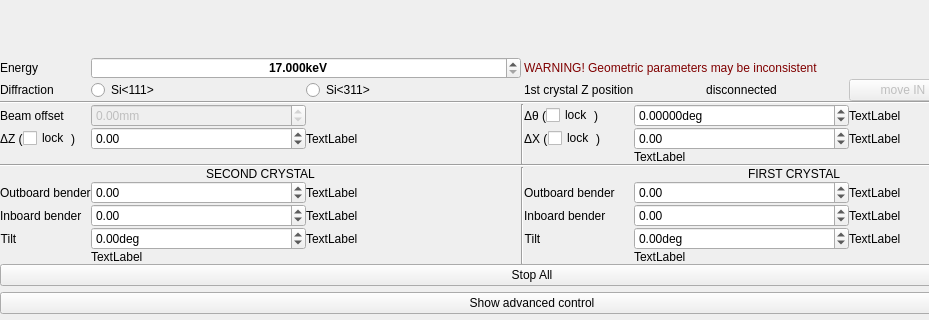
Before: the Qt Designer form mono/monoGui/monoGui.ui in MatthewJCameron/imbl, drawn with Qt 5; both pictures show x 0 to 929 and y 151 to 471 of the 1064 by 471 pixel window.
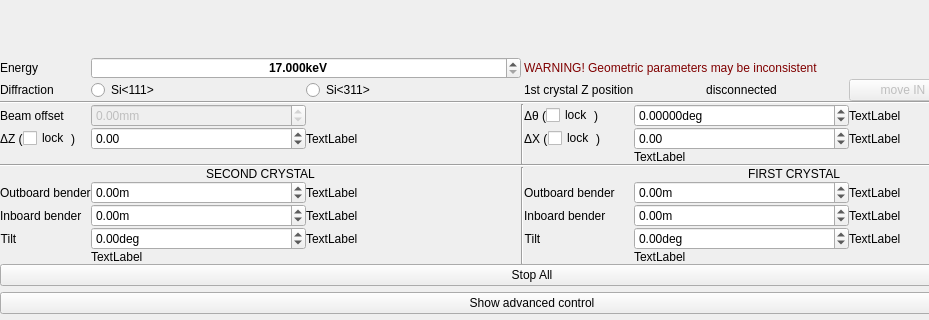
After: the same form once the commit is applied. Icons and pictures are not drawn. Custom widgets are drawn as their Qt base class.

Diff of the .ui file:
```diff
--- a/mono/monoGui/monoGui.ui
+++ b/mono/monoGui/monoGui.ui
@@ -162,6 +162,9 @@
       </item>
       <item row="9" column="5">
        <widget class="Tuner" name="bend1ob">
+        <property name="suffix">
+         <string>m</string>
+        </property>
         <property name="minimum">
          <double>-2147483647.000000000000000</double>
         </property>
@@ -344,6 +347,9 @@
       </item>
       <item row="10" column="5">
        <widget class="Tuner" name="bend1ib">
+        <property name="suffix">
+         <string>m</string>
+        </property>
         <property name="minimum">
          <double>-2147483647.000000000000000</double>
         </property>
@@ -421,6 +427,9 @@
       </item>
       <item row="10" column="1">
        <widget class="Tuner" name="bend2ib">
+        <property name="suffix">
+         <string>m</string>
+        </property>
         <property name="minimum">
          <double>-2147483647.000000000000000</double>
         </property>
@@ -474,6 +483,9 @@
       </item>
       <item row="9" column="1">
        <widget class="Tuner" name="bend2ob">
+        <property name="suffix">
+         <string>m</string>
+        </property>
         <property name="minimum">
          <double>-2147483647.000000000000000</double>
         </property>
```
